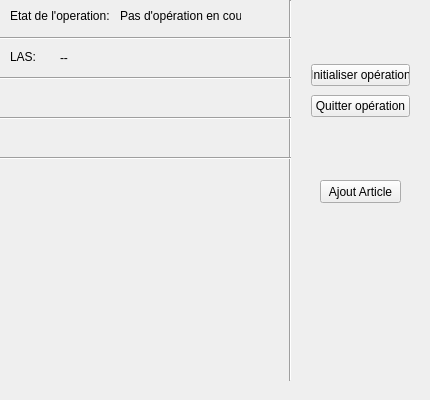
Above: f_principale.ui from expansia/PEAO before the change. Below: the same form after it.
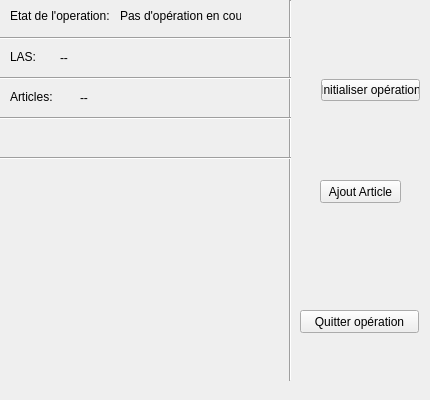
That is the form after the change.

Commit message: Creation d'article et affichage de ces dernier(affichage a redefinir)

```diff
--- a/f_principale.ui
+++ b/f_principale.ui
@@ -144,10 +144,49 @@
      <string>Ajout Article</string>
     </property>
    </widget>
-   <widget class="QWidget" name="">
+   <widget class="QPushButton" name="btnQuitterOperation">
     <property name="geometry">
      <rect>
       <x>300</x>
+      <y>310</y>
+      <width>119</width>
+      <height>23</height>
+     </rect>
+    </property>
+    <property name="text">
+     <string>Quitter opération</string>
+    </property>
+   </widget>
+   <widget class="QLabel" name="label_3">
+    <property name="geometry">
+     <rect>
+      <x>10</x>
+      <y>90</y>
+      <width>46</width>
+      <height>13</height>
+     </rect>
+    </property>
+    <property name="text">
+     <string>Articles:</string>
+    </property>
+   </widget>
+   <widget class="QLabel" name="lbArticle1">
+    <property name="geometry">
+     <rect>
+      <x>80</x>
+      <y>90</y>
+      <width>191</width>
+      <height>16</height>
+     </rect>
+    </property>
+    <property name="text">
+     <string>--</string>
+    </property>
+   </widget>
+   <widget class="QWidget" name="">
+    <property name="geometry">
+     <rect>
+      <x>310</x>
       <y>50</y>
       <width>121</width>
       <height>81</height>
@@ -161,13 +200,6 @@
        </property>
       </widget>
      </item>
-     <item>
-      <widget class="QPushButton" name="btnQuitterOperation">
-       <property name="text">
-        <string>Quitter opération</string>
-       </property>
-      </widget>
-     </item>
     </layout>
    </widget>
    <zorder>btnInitialiserOperation</zorder>
```
Left out of the diff: 3 changed lines with no effect on the pictures. The commit also changes 15 other files.
